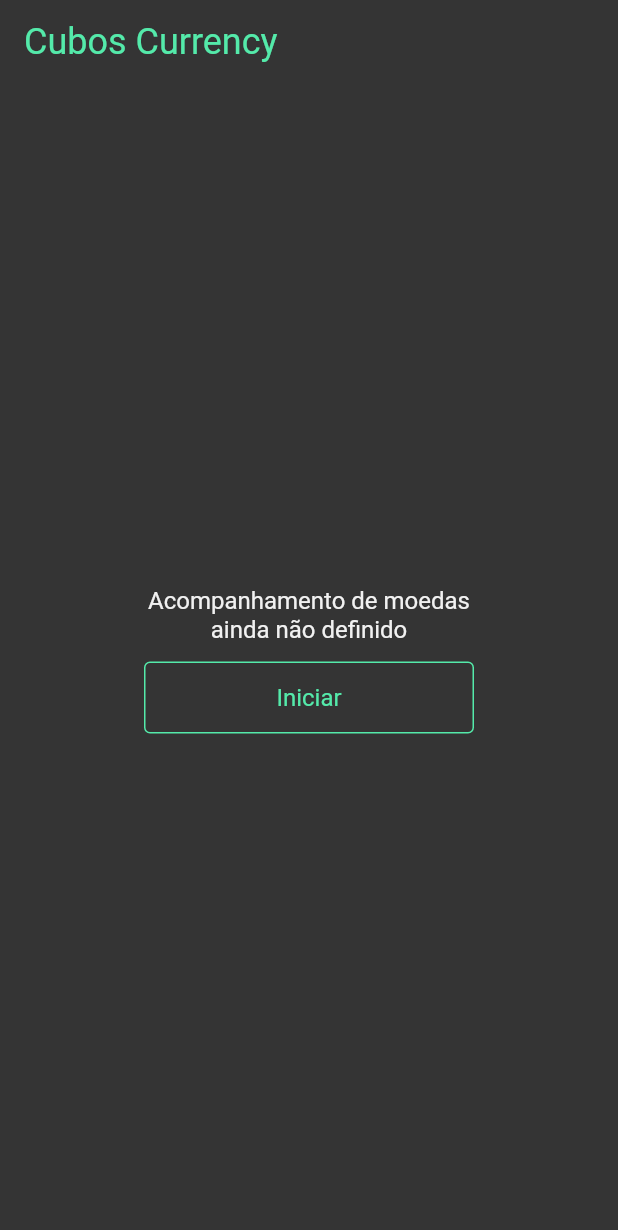
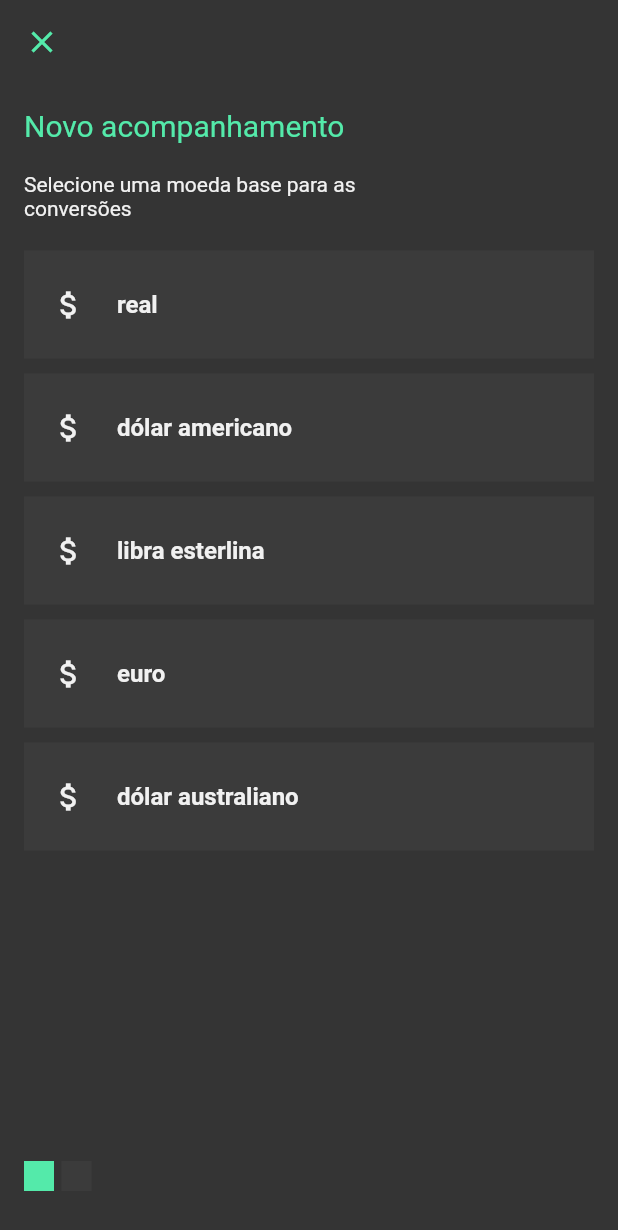
Before and after one commit to CiroDom/currency, a Flutter app: the screen it shows after launch, after a tap on "Iniciar", on a phone screen of 412 x 824 dp. Shown: the top 1230 px of the screen. Run offline on Flutter 3.47's test engine with Material 2 defaults, Android fonts, the phone set to English and light mode, and no system bars; our stand-ins replace dio; Roboto replaces fonts that are missing (Poppins).

Commit message:
atualização da view currency base

```diff
--- a/lib/app/core/enums/abbr_currency.dart
+++ b/lib/app/core/enums/abbr_currency.dart
@@ -2,6 +2,6 @@ enum AbbrCurrency {
   brl,
   usd,
   gpb,
-  ars,
-  jpy,
+  eur,
+  aud,
 }
--- a/lib/app/core/models/exchange.dart
+++ b/lib/app/core/models/exchange.dart
@@ -1,6 +1,5 @@
 import 'package:cotadacao_moedas_app/app/core/enums/how_expansive.dart';
 import 'package:cotadacao_moedas_app/app/core/models/currency.dart';
-import 'package:cotadacao_moedas_app/res/strings.dart';
 
 class Exchange {
   Exchange({
@@ -15,10 +14,12 @@ class Exchange {
   double get price => _ratio = (to.price / from.price);
 
   HowExpansive get howExpansive {
-    if (_ratio < 1)
+    if (_ratio < 1) {
       return HowExpansive.notAtAll;
-    if (_ratio >= 1 && _ratio < 5)
+    }
+    if (_ratio >= 1 && _ratio < 5) {
       return HowExpansive.aLilBit;
+    }
 
     return HowExpansive.tooExpansive;
   }
--- a/lib/app/core/repos/currency_repo.dart
+++ b/lib/app/core/repos/currency_repo.dart
@@ -4,13 +4,13 @@ import 'package:dio/dio.dart';
 
 class CurrencyRepo {
   final _dio = Dio(
-    BaseOptions(baseUrl: 'https://economia.awesomeapi.com.br/json'),
+    BaseOptions(baseUrl: 'https://economia.awesomeapi.com.br/last'),
   );
 
   Future<double> getPrice(AbbrCurrency abbr) async {
     final abbrCapsLock = abbr.toString().toUpperCase();
 
-    final response = await _dio.get('$abbrCapsLock-BRL');
+    final response = await _dio.get('/$abbrCapsLock-BRL');
     final price = response.data['bid'];
 
     return price;
--- a/lib/app/ui/components/buttons/currency_button.dart
+++ b/lib/app/ui/components/buttons/currency_button.dart
@@ -1,26 +1,29 @@
+import 'package:cotadacao_moedas_app/app/core/enums/abbr_currency.dart';
 import 'package:cotadacao_moedas_app/res/our_colors.dart';
 import 'package:flutter/material.dart';
 
 import '../../../../res/decorartions.dart';
+import '../../../../res/strings.dart';
 import '../../../../res/styles.dart';
-
 
 class CurrencyButton extends StatefulWidget {
   const CurrencyButton(
       {super.key,
-      required this.name,
+      required this.abbr,
       required this.isResultThere,
-      required this.price});
+      this.price,});
 
-  final String name;
+  final AbbrCurrency abbr;
   final bool isResultThere;
-  final String price;
+  final String? price;
 
   @override
   State<CurrencyButton> createState() => _CurrencyButtonState();
 }
 
 class _CurrencyButtonState extends State<CurrencyButton> {
+  void goToNextStep() {}
+
   @override
   Widget build(BuildContext context) {
     bool isSelected = false;
@@ -29,8 +32,12 @@ class _CurrencyButtonState extends State<CurrencyButton> {
       isSelected = true;
     }
 
-    void goToNextStep() {
-
+    String naming() {
+      if (widget.abbr == AbbrCurrency.aud) return Strings.aud;
+      if (widget.abbr == AbbrCurrency.brl) return Strings.brl;
+      if (widget.abbr == AbbrCurrency.eur) return Strings.eur;
+      if (widget.abbr == AbbrCurrency.gpb) return Strings.gpb;
+      return Strings.usd;
     }
 
     return SizedBox(
@@ -58,14 +65,16 @@ class _CurrencyButtonState extends State<CurrencyButton> {
                     width: 20,
                   ),
                   Text(
-                    widget.name,
-                    style: isSelected ? Styles.currencyBtnSelected : Styles.currencyBtnUnselected,
+                    naming(),
+                    style: isSelected
+                        ? Styles.currencyBtnSelected
+                        : Styles.currencyBtnUnselected,
                   ),
                   widget.isResultThere
                       ? Text(
-                          widget.price,
+                          widget.price!,
                         )
-                      : SizedBox()
+                      : const SizedBox()
                 ],
               )
             ],
--- a/lib/app/ui/components/indicators/page_indicator.dart
+++ b/lib/app/ui/components/indicators/page_indicator.dart
@@ -9,28 +9,36 @@ class PageIndicator extends StatelessWidget {
   @override
   Widget build(BuildContext context) {
     const double side = 20.0;
-    const double space = 5.0;
+    const double spaceBetween = 5.0;
+    const double paddBottom = 14.0;
 
-    return Row(
+    return Padding(
+      padding: const EdgeInsets.only(bottom: paddBottom),
+      child: Row(
         children: [
           SizedBox(
             width: side,
             height: side,
             child: Container(
-            color: isBaseCurrencyView ? OurColors.primary : OurColors.backgroundAndText2,
+              color: isBaseCurrencyView
+                  ? OurColors.primary
+                  : OurColors.backgroundAndText2,
             ),
           ),
           const SizedBox(
-          width: space,
+            width: spaceBetween,
           ),
           SizedBox(
             width: side,
             height: side,
             child: Container(
-            color: isBaseCurrencyView ? OurColors.backgroundAndText2 : OurColors.primary,
+              color: isBaseCurrencyView
+                  ? OurColors.backgroundAndText2
+                  : OurColors.primary,
             ),
           )
         ],
+      ),
     );
   }
 }
--- /dev/null
+++ b/lib/app/ui/views/base_currency_view.dart
@@ -0,0 +1,80 @@
+import 'package:cotadacao_moedas_app/app/core/enums/abbr_currency.dart';
+import 'package:cotadacao_moedas_app/app/ui/components/buttons/currency_button.dart';
+import 'package:cotadacao_moedas_app/app/ui/components/headers_and_cia/header_new_exchange.dart';
+import 'package:cotadacao_moedas_app/app/ui/components/headers_and_cia/text_base.dart';
+import 'package:cotadacao_moedas_app/app/ui/components/indicators/page_indicator.dart';
+import 'package:flutter/material.dart';
+
+import '../../../res/our_colors.dart';
+
+class BaseCurrencyView extends StatefulWidget {
+  const BaseCurrencyView({super.key});
+
+  @override
+  State<BaseCurrencyView> createState() => _BaseCurrencyViewState();
+}
+
+class _BaseCurrencyViewState extends State<BaseCurrencyView> {
+
+  @override
+  Widget build(BuildContext context) {
+    const double paddHori = 16.0;
+
+    void goBackToEmptyView() {
+      Navigator.of(context).pop();
+    }
+
+    return Scaffold(
+      backgroundColor: OurColors.body,
+      appBar: AppBar(
+        automaticallyImplyLeading: false,
+        backgroundColor: OurColors.body,
+        elevation: 0.0,
+        leading: IconButton(
+          icon: const Icon(
+            Icons.close,
+            color: OurColors.primary,
+          ),
+          onPressed: goBackToEmptyView,
+        ),
+      ),
+      body: Padding(
+        padding: const EdgeInsets.all(paddHori),
+        child: Stack(
+          children: [
+            Column(
+              mainAxisAlignment: MainAxisAlignment.start,
+              crossAxisAlignment: CrossAxisAlignment.start,
+              children: [
+                const HeaderNewExchange(),
+                const SizedBox(height: 20.0),
+                const TextBase(),
+                const SizedBox(
+                  height: 20.0,
+                ),
+                Expanded(
+                  child: ListView.separated(
+                    itemCount: AbbrCurrency.values.length,
+                    itemBuilder: (context, index) => CurrencyButton(
+                      abbr: AbbrCurrency.values[index],
+                      isResultThere: false,
+                    ),
+                    separatorBuilder: (context, index) =>
+                        const SizedBox(height: 10.0),
+                  ),
+                ),
+              ],
+            ),
+            const Column(
+              mainAxisAlignment: MainAxisAlignment.end,
+              crossAxisAlignment: CrossAxisAlignment.start,
+              children: [
+                PageIndicator(isBaseCurrencyView: true)
+              ],
+            ),
+          ],
+        ),
+      ),
+    );
+  }
+}
--- a/lib/app/ui/views/empty_view.dart
+++ b/lib/app/ui/views/empty_view.dart
@@ -1,7 +1,6 @@
-import 'package:cotadacao_moedas_app/app/ui/components/app_bars/title_app_bar.dart';
+import 'package:cotadacao_moedas_app/app/ui/views/base_currency_view.dart';
 import 'package:cotadacao_moedas_app/res/our_colors.dart';
 import 'package:cotadacao_moedas_app/res/styles.dart';
-import 'package:flutter/cupertino.dart';
 import 'package:flutter/material.dart';
 
 import '../../../res/strings.dart';
@@ -12,6 +11,10 @@ class EmptyView extends StatelessWidget {
 
   @override
   Widget build(BuildContext context) {
+    void goToBaseCurrencyView() {
+      Navigator.of(context)
+          .push(MaterialPageRoute(builder: (context) => BaseCurrencyView()));
+    }
 
     return Scaffold(
       backgroundColor: OurColors.body,
@@ -34,8 +37,12 @@ class EmptyView extends StatelessWidget {
                 textAlign: TextAlign.center,
                 style: Styles.textEmptyView,
               ),
-              const SizedBox(height: 12,),
-              ButtonOutlined(buttonFunction: () {},)
+              const SizedBox(
+                height: 12,
+              ),
+              ButtonOutlined(
+                buttonFunction: goToBaseCurrencyView,
+              )
             ],
           ),
         ],
--- a/lib/res/strings.dart
+++ b/lib/res/strings.dart
@@ -6,11 +6,11 @@ class Strings {
 
   static const appBarTitle = 'Cubos Currency';
 
-  static const brl = 'Real';
-  static const usd = 'Dólar Americano';
-  static const gpb = 'Libra Esterlina';
-  static const ars = 'Peso Argentino';
-  static const jpy = 'Iene';
+  static const brl = 'real';
+  static const usd = 'dólar americano';
+  static const gpb = 'libra esterlina';
+  static const eur = 'euro';
+  static const aud = 'dólar australiano';
 
   static const newExchangeHeader = 'Novo acompanhamento';
   static const historicExchangeHeader = 'Histórico de preços';
```
Lines whose indentation alone changed are shown as unchanged.
